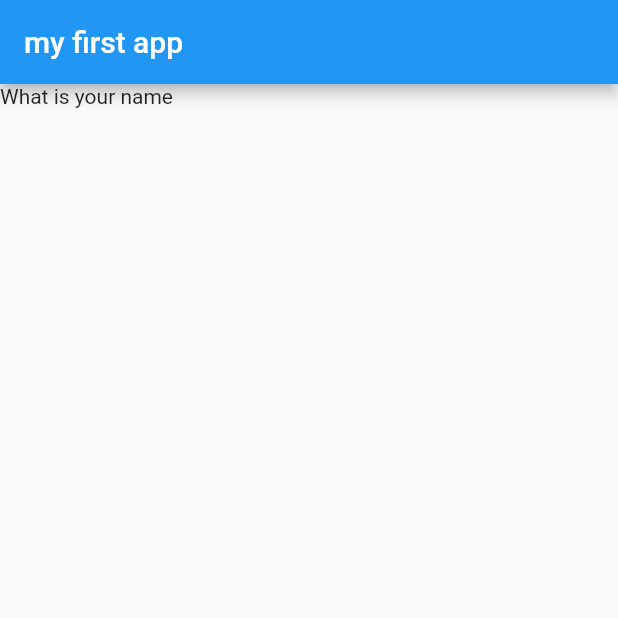
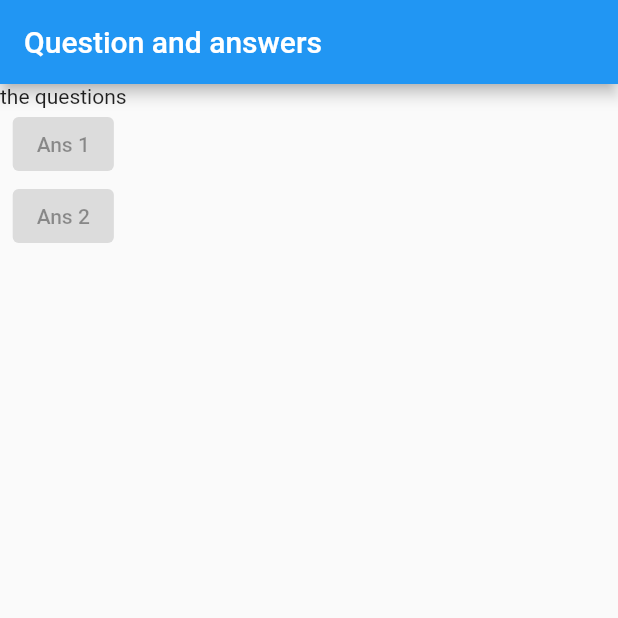
Before and after one commit to PrasadKute0708/flutterfirst, a Flutter app: the screen it shows after launch, on a phone screen of 412 x 824 dp, the top half of it. Run offline on Flutter 3.47's test engine with Material 2 defaults, Android fonts, the phone set to English and light mode, and no system bars.

Commit message:
added elevated button

```diff
--- a/lib/main.dart
+++ b/lib/main.dart
@@ -6,12 +6,17 @@ void main() {
 
 class MyApp extends StatelessWidget {
   Widget build(BuildContext context) {
+    var questions = ['What\'s your favorite color?', 'what\'s your fav food?'];
     return MaterialApp(
       home: Scaffold(
         appBar: AppBar(
-          title: Text("my first app"),
+          title: Text("Question and answers"),
         ),
-        body: Text("What is your name"),
+        body: Column(children: [
+          Text("the questions"),
+          ElevatedButton(onPressed: null, child: Text('Ans 1')),
+          ElevatedButton(child: Text('Ans 2'), onPressed: null),
+        ]),
       ),
     );
   }
```
